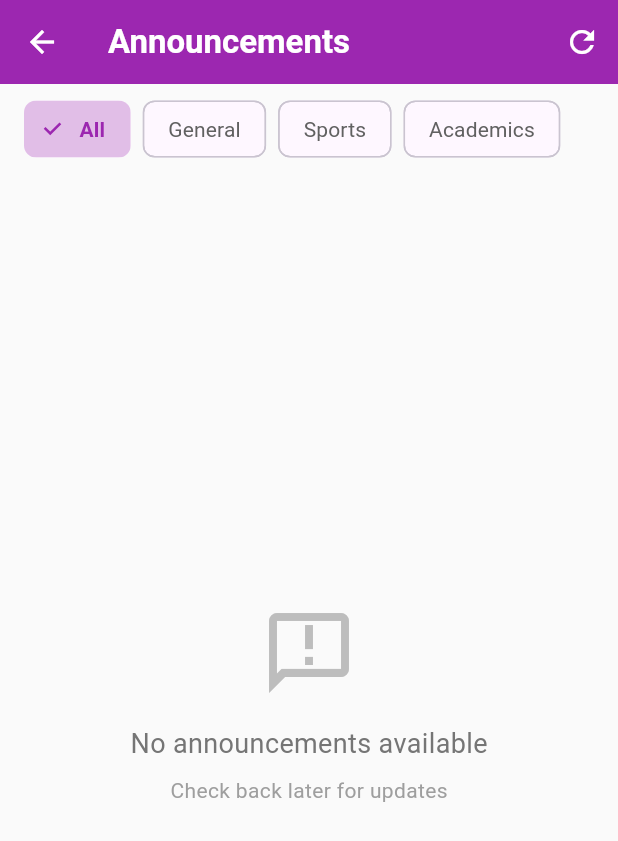
After one commit to RumbleSwifty/School-App-Motivation-grade, a Flutter app: the StaffHomePage screen opened directly, after a tap on the "notifications" icon, on a phone screen of 412 x 824 dp. The commit adds this screen. Shown: the top 841 px of the screen. Run offline on Flutter 3.47's test engine with Material 3 defaults, Android fonts, the phone set to English and light mode, and no system bars; our stand-ins replace cloud_firestore, firebase_auth, firebase_core, fl_chart; accounts and stored records are empty.

Commit message:
Added announcement notifications.

```diff
--- a/lib/pages/staff_home.dart
+++ b/lib/pages/staff_home.dart
@@ -6,6 +6,7 @@ import 'package:motivation_grade_reports_student/Models/staff_class.dart';
 import 'package:motivation_grade_reports_student/Models/student_class.dart';
 import 'package:motivation_grade_reports_student/pages/introduction_page.dart';
 import 'package:motivation_grade_reports_student/pages/announcement_page.dart';
+import 'package:motivation_grade_reports_student/pages/view_announcements_page.dart';
 
 class StaffHomePage extends StatefulWidget {
   @override
@@ -179,6 +180,30 @@ class _StaffHomePageState extends State<StaffHomePage> {
                               ],
                             ),
                           ),
+                          // Notification button
+                          GestureDetector(
+                            onTap: () {
+                              Navigator.push(
+                                context,
+                                MaterialPageRoute(
+                                  builder: (context) => ViewAnnouncementsPage(),
+                                ),
+                              );
+                            },
+                            child: Container(
+                              padding: EdgeInsets.all(8),
+                              margin: EdgeInsets.only(right: 8),
+                              decoration: BoxDecoration(
+                                color: Colors.orange[100],
+                                borderRadius: BorderRadius.circular(8),
+                              ),
+                              child: Icon(
+                                Icons.notifications,
+                                color: Colors.orange[800],
+                                size: 24,
+                              ),
+                            ),
+                          ),
                           // Logout Button
                           GestureDetector(
                             onTap: _signOut,
--- /dev/null
+++ b/lib/pages/view_announcements_page.dart
@@ -0,0 +1,282 @@
+import 'package:flutter/material.dart';
+import 'package:motivation_grade_reports_student/services/user_service.dart';
+import 'package:motivation_grade_reports_student/Models/announcement_class.dart';
+
+class ViewAnnouncementsPage extends StatefulWidget {
+  @override
+  _ViewAnnouncementsPageState createState() => _ViewAnnouncementsPageState();
+}
+
+class _ViewAnnouncementsPageState extends State<ViewAnnouncementsPage> {
+  final UserService _userService = UserService();
+  List<Announcement> announcements = [];
+  bool isLoading = true;
+  String selectedFilter = 'All';
+
+  final List<String> filters = ['All', 'General', 'Sports', 'Academics'];
+
+  @override
+  void initState() {
+    super.initState();
+    _loadAnnouncements();
+  }
+
+  Future<void> _loadAnnouncements() async {
+    setState(() {
+      isLoading = true;
+    });
+
+    try {
+      List<Announcement> allAnnouncements = await _userService.getAllAnnouncements();
+      setState(() {
+        announcements = allAnnouncements;
+      });
+    } catch (e) {
+      ScaffoldMessenger.of(context).showSnackBar(
+        SnackBar(
+          content: Text('Error loading announcements: ${e.toString()}'),
+          backgroundColor: Colors.red,
+        ),
+      );
+    } finally {
+      setState(() {
+        isLoading = false;
+      });
+    }
+  }
+
+  List<Announcement> get filteredAnnouncements {
+    if (selectedFilter == 'All') {
+      return announcements;
+    }
+    return announcements.where((announcement) => announcement.eventType == selectedFilter).toList();
+  }
+
+  Color _getEventTypeColor(String eventType) {
+    switch (eventType) {
+      case 'General':
+        return Colors.blue;
+      case 'Sports':
+        return Colors.green;
+      case 'Academics':
+        return Colors.orange;
+      default:
+        return Colors.grey;
+    }
+  }
+
+  String _formatDate(DateTime date) {
+    return '${date.day}/${date.month}/${date.year} at ${date.hour.toString().padLeft(2, '0')}:${date.minute.toString().padLeft(2, '0')}';
+  }
+
+  Widget _buildAnnouncementTile(Announcement announcement) {
+    return Card(
+      elevation: 3,
+      margin: EdgeInsets.symmetric(vertical: 8, horizontal: 16),
+      shape: RoundedRectangleBorder(borderRadius: BorderRadius.circular(12)),
+      child: Container(
+        decoration: BoxDecoration(
+          borderRadius: BorderRadius.circular(12),
+          border: Border(
+            left: BorderSide(
+              color: _getEventTypeColor(announcement.eventType),
+              width: 4,
+            ),
+          ),
+        ),
+        child: Padding(
+          padding: EdgeInsets.all(16),
+          child: Column(
+            crossAxisAlignment: CrossAxisAlignment.start,
+            children: [
+              // Header with event type and date
+              Row(
+                mainAxisAlignment: MainAxisAlignment.spaceBetween,
+                children: [
+                  Container(
+                    padding: EdgeInsets.symmetric(horizontal: 12, vertical: 6),
+                    decoration: BoxDecoration(
+                      color: _getEventTypeColor(announcement.eventType).withOpacity(0.1),
+                      borderRadius: BorderRadius.circular(20),
+                      border: Border.all(
+                        color: _getEventTypeColor(announcement.eventType),
+                        width: 1,
+                      ),
+                    ),
+                    child: Text(
+                      announcement.eventType,
+                      style: TextStyle(
+                        color: _getEventTypeColor(announcement.eventType),
+                        fontWeight: FontWeight.bold,
+                        fontSize: 12,
+                      ),
+                    ),
+                  ),
+                  Text(
+                    _formatDate(announcement.dateCreated),
+                    style: TextStyle(
+                      color: Colors.grey[600],
+                      fontSize: 12,
+                    ),
+                  ),
+                ],
+              ),
+              SizedBox(height: 12),
+
+              // Title
+              Text(
+                announcement.title,
+                style: TextStyle(
+                  fontSize: 18,
+                  fontWeight: FontWeight.bold,
+                  color: Colors.grey[800],
+                ),
+              ),
+              SizedBox(height: 8),
+
+              // Content
+              Text(
+                announcement.content,
+                style: TextStyle(
+                  fontSize: 14,
+                  color: Colors.grey[700],
+                  height: 1.4,
+                ),
+              ),
+              SizedBox(height: 12),
+
+              // Staff name
+              Row(
+                children: [
+                  Icon(
+                    Icons.person,
+                    size: 16,
+                    color: Colors.grey[500],
+                  ),
+                  SizedBox(width: 4),
+                  Text(
+                    'Posted by ${announcement.staffName}',
+                    style: TextStyle(
+                      fontSize: 12,
+                      color: Colors.grey[600],
+                      fontStyle: FontStyle.italic,
+                    ),
+                  ),
+                ],
+              ),
+            ],
+          ),
+        ),
+      ),
+    );
+  }
+
+  @override
+  Widget build(BuildContext context) {
+    return Scaffold(
+      backgroundColor: Colors.grey[50],
+      appBar: AppBar(
+        title: Text(
+          'Announcements',
+          style: TextStyle(
+            color: Colors.white,
+            fontWeight: FontWeight.bold,
+          ),
+        ),
+        backgroundColor: Colors.purple,
+        iconTheme: IconThemeData(color: Colors.white),
+        elevation: 0,
+        actions: [
+          IconButton(
+            icon: Icon(Icons.refresh),
+            onPressed: _loadAnnouncements,
+          ),
+        ],
+      ),
+      body: Column(
+        children: [
+          // Filter chips
+          Container(
+            height: 60,
+            padding: EdgeInsets.symmetric(horizontal: 16, vertical: 8),
+            child: ListView.builder(
+              scrollDirection: Axis.horizontal,
+              itemCount: filters.length,
+              itemBuilder: (context, index) {
+                String filter = filters[index];
+                bool isSelected = selectedFilter == filter;
+                return Padding(
+                  padding: EdgeInsets.only(right: 8),
+                  child: FilterChip(
+                    label: Text(filter),
+                    selected: isSelected,
+                    onSelected: (selected) {
+                      setState(() {
+                        selectedFilter = filter;
+                      });
+                    },
+                    selectedColor: Colors.purple[100],
+                    checkmarkColor: Colors.purple,
+                    labelStyle: TextStyle(
+                      color: isSelected ? Colors.purple : Colors.grey[700],
+                      fontWeight: isSelected ? FontWeight.bold : FontWeight.normal,
+                    ),
+                  ),
+                );
+              },
+            ),
+          ),
+
+          // Announcements list
+          Expanded(
+            child: isLoading
+                ? Center(
+                    child: CircularProgressIndicator(color: Colors.purple),
+                  )
+                : filteredAnnouncements.isEmpty
+                    ? Center(
+                        child: Column(
+                          mainAxisAlignment: MainAxisAlignment.center,
+                          children: [
+                            Icon(
+                              Icons.announcement_outlined,
+                              size: 64,
+                              color: Colors.grey[400],
+                            ),
+                            SizedBox(height: 16),
+                            Text(
+                              selectedFilter == 'All'
+                                  ? 'No announcements available'
+                                  : 'No ${selectedFilter.toLowerCase()} announcements',
+                              style: TextStyle(
+                                fontSize: 18,
+                                color: Colors.grey[600],
+                              ),
+                            ),
+                            SizedBox(height: 8),
+                            Text(
+                              'Check back later for updates',
+                              style: TextStyle(
+                                fontSize: 14,
+                                color: Colors.grey[500],
+                              ),
+                            ),
+                          ],
+                        ),
+                      )
+                    : RefreshIndicator(
+                        onRefresh: _loadAnnouncements,
+                        child: ListView.builder(
+                          padding: EdgeInsets.symmetric(vertical: 8),
+                          itemCount: filteredAnnouncements.length,
+                          itemBuilder: (context, index) {
+                            return _buildAnnouncementTile(filteredAnnouncements[index]);
+                          },
+                        ),
+                      ),
+          ),
+        ],
+      ),
+    );
+  }
+}
```
Also changed, not shown: lib/pages/student_home.dart (+24 -0 lines).
